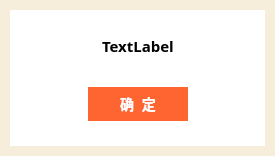
First picture: the form in QtClassClient/prompt.ui, repository ideallx/serveree, before the edit.
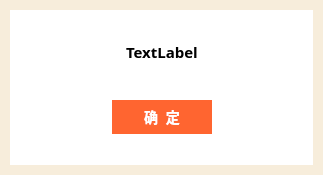
Second picture: the form after the edit.

Patch:
```diff
--- a/QtClassClient/prompt.ui
+++ b/QtClassClient/prompt.ui
@@ -6,8 +6,8 @@
    <rect>
     <x>0</x>
     <y>0</y>
-    <width>275</width>
-    <height>156</height>
+    <width>323</width>
+    <height>175</height>
    </rect>
   </property>
   <property name="windowTitle">
```
